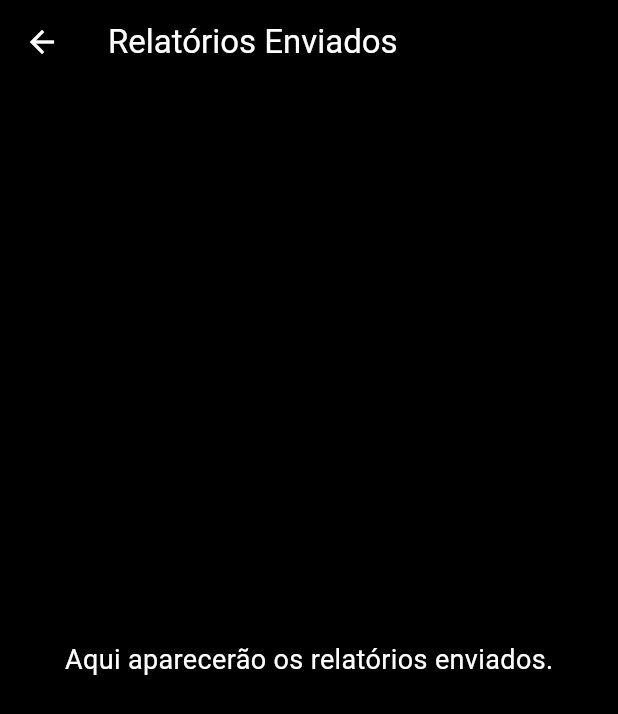
After one commit to silvaeverton/flutter-technical-reports-app, a Flutter app: the HomePage screen opened by its route, after a tap on "Ver Relatórios Enviados", on a phone screen of 412 x 824 dp. The commit adds this screen. Shown: the top 714 px of the screen. Run offline on Flutter 3.47's test engine with Material 3 defaults, Android fonts, the light colour scheme and no system bars; our stand-ins replace flutter_form_builder, form_builder_validators, signature; missing offline and left inert: form_builder_extra_fields, form_builder_file_picker.

Commit message:
First commit project Android

```diff
--- a/lib/pages/home_page.dart
+++ b/lib/pages/home_page.dart
@@ -1,6 +1,6 @@
 import 'package:flutter/material.dart';
 import 'package:report/pages/report_form_page.dart';
-import 'pages/report_form_page.dart';
+
 
 class HomePage extends StatelessWidget {
   @override
@@ -14,12 +14,19 @@ class HomePage extends StatelessWidget {
             'assets/imagem_fundo_home.jpg',
             fit: BoxFit.cover,
           ),
-          // Conteúdo sobre a imagem
+          // Camada de escurecimento opcional
+          Container(color: Colors.black.withOpacity(0.5)),
+
+          // Conteúdo central com os botões
           Center(
-            child: ElevatedButton(
+            child: Column(
+              mainAxisAlignment: MainAxisAlignment.center,
+              children: [
+                ElevatedButton(
                   style: ElevatedButton.styleFrom(
-                backgroundColor: Colors.black.withOpacity(0.7), // Botão com fundo escuro translúcido
-                foregroundColor: Colors.greenAccent, // Texto verde
+                    backgroundColor: Colors.black.withOpacity(0.7),
+                    foregroundColor: Colors.greenAccent,
+                    padding: EdgeInsets.symmetric(horizontal: 24, vertical: 12),
                   ),
                   child: const Text("Novo Relatório"),
                   onPressed: () {
@@ -29,6 +36,20 @@ class HomePage extends StatelessWidget {
                     );
                   },
                 ),
+                const SizedBox(height: 20),
+                ElevatedButton(
+                  style: ElevatedButton.styleFrom(
+                    backgroundColor: Colors.black.withOpacity(0.7),
+                    foregroundColor: Colors.greenAccent,
+                    padding: EdgeInsets.symmetric(horizontal: 24, vertical: 12),
+                  ),
+                  child: const Text("Ver Relatórios Enviados"),
+                  onPressed: () {
+                    Navigator.pushNamed(context, '/relatorios');
+                  },
+                ),
+              ],
+            ),
           ),
         ],
       ),
--- /dev/null
+++ b/lib/pages/relatorios_enviados_page.dart
@@ -0,0 +1,19 @@
+import 'package:flutter/material.dart';
+
+class RelatoriosEnviadosPage extends StatelessWidget {
+  @override
+  Widget build(BuildContext context) {
+    return Scaffold(
+      appBar: AppBar(
+        title: Text('Relatórios Enviados'),
+        backgroundColor: Colors.black,
+      ),
+      body: Center(
+        child: Text(
+          'Aqui aparecerão os relatórios enviados.',
+          style: TextStyle(fontSize: 18),
+        ),
+      ),
+    );
+  }
+}
--- a/pubspec.yaml
+++ b/pubspec.yaml
@@ -15,6 +15,7 @@ dependencies:
   signature: ^6.0.0
   intl: ^0.19.0
   file_picker: ^10.1.9
+  shared_preferences: ^2.2.0
   flutter_form_builder: ^10.0.1
   form_builder_validators: ^11.1.2
   form_builder_file_picker: ^5.0.0
@@ -29,3 +30,4 @@ flutter:
   uses-material-design: true
   assets:
     - assets/imagem_fundo_home.jpg
+    - assets/irricontrol_neon.png
```
Also changed, not shown: lib/main.dart (+9 -7 lines), lib/models/relatorio.dart (added, +19 -0 lines), lib/pages/login_page.dart (added, +132 -0 lines), lib/pages/report_form_page.dart (+73 -5 lines), lib/services/relatorio_service.dart (added, +22 -0 lines), pubspec.lock. Lines whose indentation alone changed are shown as unchanged.
